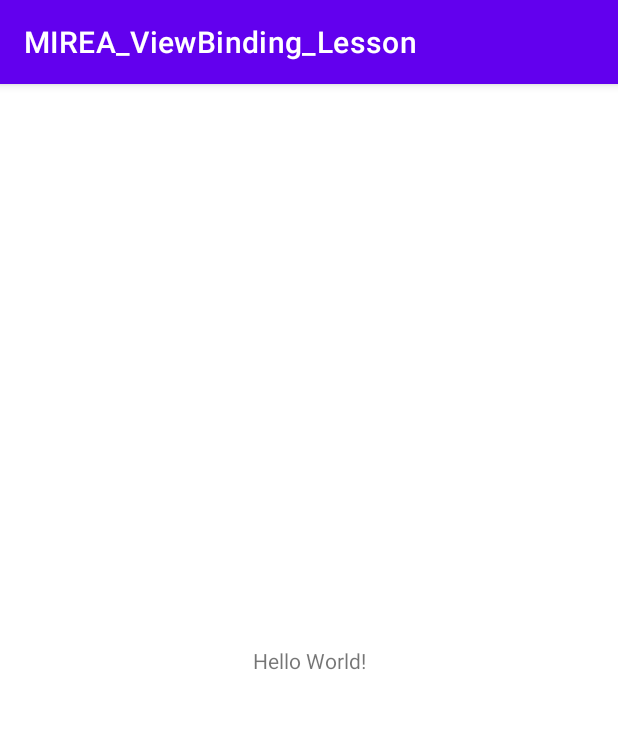
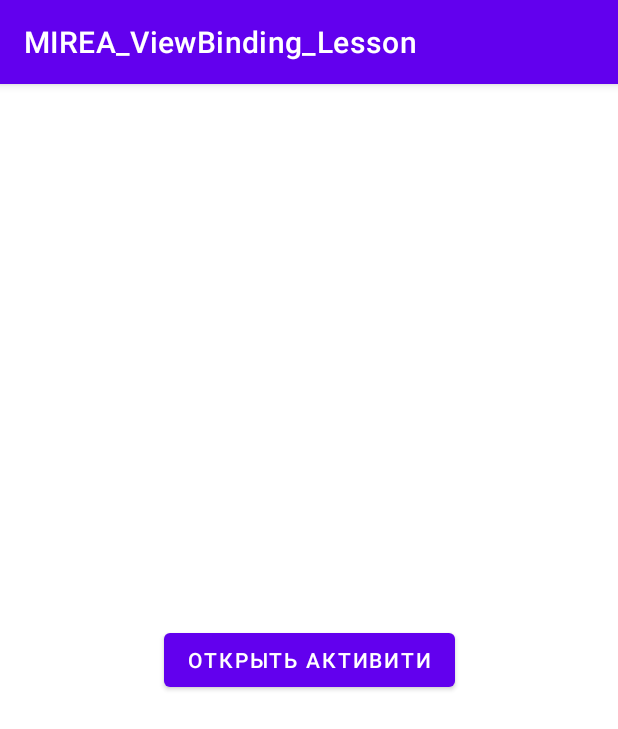
Before and after one commit to JustNik8/MIREA_ViewBinding_Lesson, an Android app: the screen it shows after launch (MainActivity), on a phone screen of 412 x 824 dp. Shown: the top 729 px of the screen. Run offline under Robolectric (Android 15) with nearby library versions, the phone set to English and light mode, and no system bars; libraries missing offline, so code that uses them is left out: by.kirich1409.viewbindingdelegate; 2 statements that could not run were skipped.

Commit message:
Add code

```diff
--- a/app/src/main/AndroidManifest.xml
+++ b/app/src/main/AndroidManifest.xml
@@ -10,6 +10,9 @@
         android:supportsRtl="true"
         android:theme="@style/Theme.MIREA_ViewBinding_Lesson">
         <activity
+            android:name=".ExampleActivity"
+            android:exported="false" />
+        <activity
             android:name=".MainActivity"
             android:exported="true">
             <intent-filter>
--- a/app/src/main/java/com/justnik/mirea_viewbinding_lesson/MainActivity.kt
+++ b/app/src/main/java/com/justnik/mirea_viewbinding_lesson/MainActivity.kt
@@ -1,11 +1,25 @@
 package com.justnik.mirea_viewbinding_lesson
 
+import android.content.Intent
 import androidx.appcompat.app.AppCompatActivity
 import android.os.Bundle
+import by.kirich1409.viewbindingdelegate.viewBinding
+import com.justnik.mirea_viewbinding_lesson.databinding.ActivityMainBinding
 
-class MainActivity : AppCompatActivity() {
+class MainActivity : AppCompatActivity(R.layout.activity_main) {
+
+    private val binding: ActivityMainBinding by viewBinding()
+
     override fun onCreate(savedInstanceState: Bundle?) {
         super.onCreate(savedInstanceState)
-        setContentView(R.layout.activity_main)
+
+        setClickListener()
+    }
+
+    private fun setClickListener(){
+        binding.bOpenActivity.setOnClickListener {
+            val intent = Intent(this@MainActivity, ExampleActivity::class.java)
+            startActivity(intent)
+        }
     }
 }
--- a/app/src/main/res/layout/activity_main.xml
+++ b/app/src/main/res/layout/activity_main.xml
@@ -6,13 +6,14 @@
     android:layout_height="match_parent"
     tools:context=".MainActivity">
 
-    <TextView
+    <Button
+        android:id="@+id/b_open_activity"
+        android:text="@string/open_activity"
         android:layout_width="wrap_content"
         android:layout_height="wrap_content"
-        android:text="Hello World!"
         app:layout_constraintBottom_toBottomOf="parent"
-        app:layout_constraintLeft_toLeftOf="parent"
-        app:layout_constraintRight_toRightOf="parent"
+        app:layout_constraintEnd_toEndOf="parent"
+        app:layout_constraintStart_toStartOf="parent"
         app:layout_constraintTop_toTopOf="parent" />
 
 </androidx.constraintlayout.widget.ConstraintLayout>
--- a/app/src/main/res/values/strings.xml
+++ b/app/src/main/res/values/strings.xml
@@ -1,3 +1,8 @@
 <resources>
     <string name="app_name">MIREA_ViewBinding_Lesson</string>
+
+    <string name="hint">Напишите что-нибудь</string>
+    <string name="show_text">Показать текст</string>
+    <string name="text_to_show">Текст будет показан здесь</string>
+    <string name="open_activity">Открыть активити</string>
 </resources>
```
Also changed, not shown: app/build.gradle (+9 -1 lines), app/src/main/java/com/justnik/mirea_viewbinding_lesson/ExampleActivity.kt (added, +23 -0 lines), app/src/main/java/com/justnik/mirea_viewbinding_lesson/ExampleFragment.kt (added, +40 -0 lines), app/src/main/res/layout/activity_example.xml (added, +14 -0 lines), app/src/main/res/layout/fragment_example.xml (added, +46 -0 lines).
